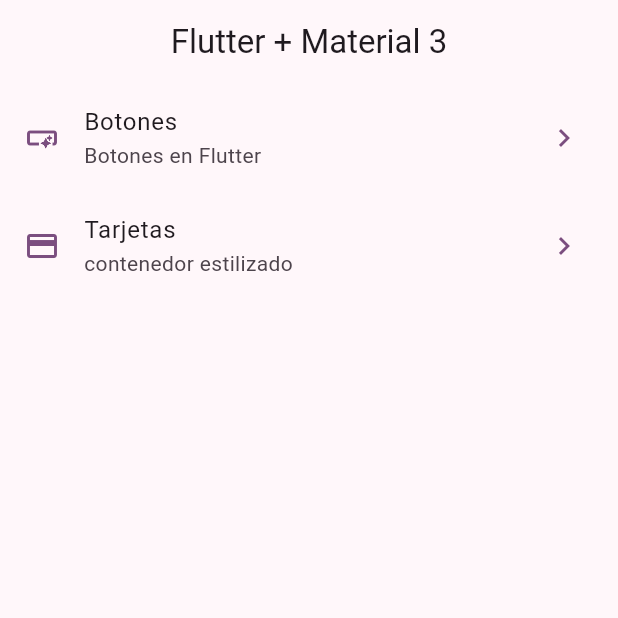
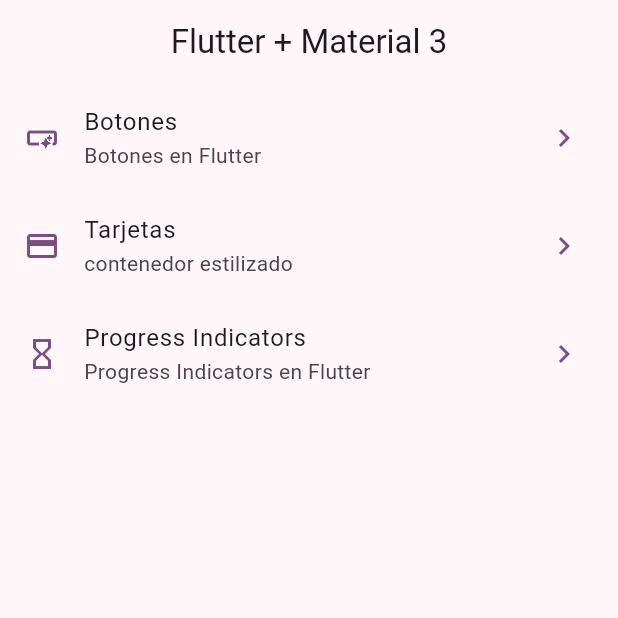
Before and after one commit to Zetah07/FlutterTechnical, a Flutter app: the screen it shows after launch, on a phone screen of 412 x 824 dp, the top half of it. Run offline on Flutter 3.47's test engine with Material 2 defaults, Android fonts, the phone set to English and light mode, and no system bars; our stand-ins replace animate_do, go_router, video_player.

Commit message:
progress Indicator complete

```diff
--- a/widgets_app/lib/config/menu/menu_items.dart
+++ b/widgets_app/lib/config/menu/menu_items.dart
@@ -27,5 +27,11 @@ const appMenuItems = <MenuItem>[
   link: '/cards',
   icon: Icons.credit_card,
   ),
+  MenuItem(
+    title: 'Progress Indicators',
+    subTitle: 'Progress Indicators en Flutter',
+    link: '/progress',
+    icon: Icons.hourglass_empty_outlined,
+  ),
 
 ];
--- a/widgets_app/lib/config/router/app_router.dart
+++ b/widgets_app/lib/config/router/app_router.dart
@@ -21,5 +21,10 @@ final appRouter = GoRouter(
       path: '/cards',
       builder: (context, state) => const CardsScreen(),
     ),
+    GoRoute(
+      name: ProgressScreen.name,
+      path: '/progress',
+      builder: (context, state) => const ProgressScreen(),
+    ),
   ],
 );
--- a/widgets_app/lib/presentation/screens/screens.dart
+++ b/widgets_app/lib/presentation/screens/screens.dart
@@ -1,3 +1,9 @@
+export 'package:flutter/material.dart';
+export 'package:widgets_app/presentation/screens/animated/animated_screen.dart';
+export 'package:widgets_app/presentation/screens/app_tutorial/app_tutorial_screen.dart';
+export 'package:widgets_app/presentation/screens/infinite_scroll/infinite_scroll_screen.dart';
+export 'package:widgets_app/presentation/screens/progress/progress_screen.dart';
+export 'package:widgets_app/presentation/screens/ui_controls/ui_controls.dart';
 export 'package:widgets_app/presentation/screens/buttons/buttons_screen.dart';
 export 'package:widgets_app/presentation/screens/cards/cards_screen.dart';
 export 'package:widgets_app/presentation/screens/home/home_screen.dart';
```
Also changed, not shown: widgets_app/lib/presentation/screens/progress/progress_screen.dart (+61 -3 lines).
